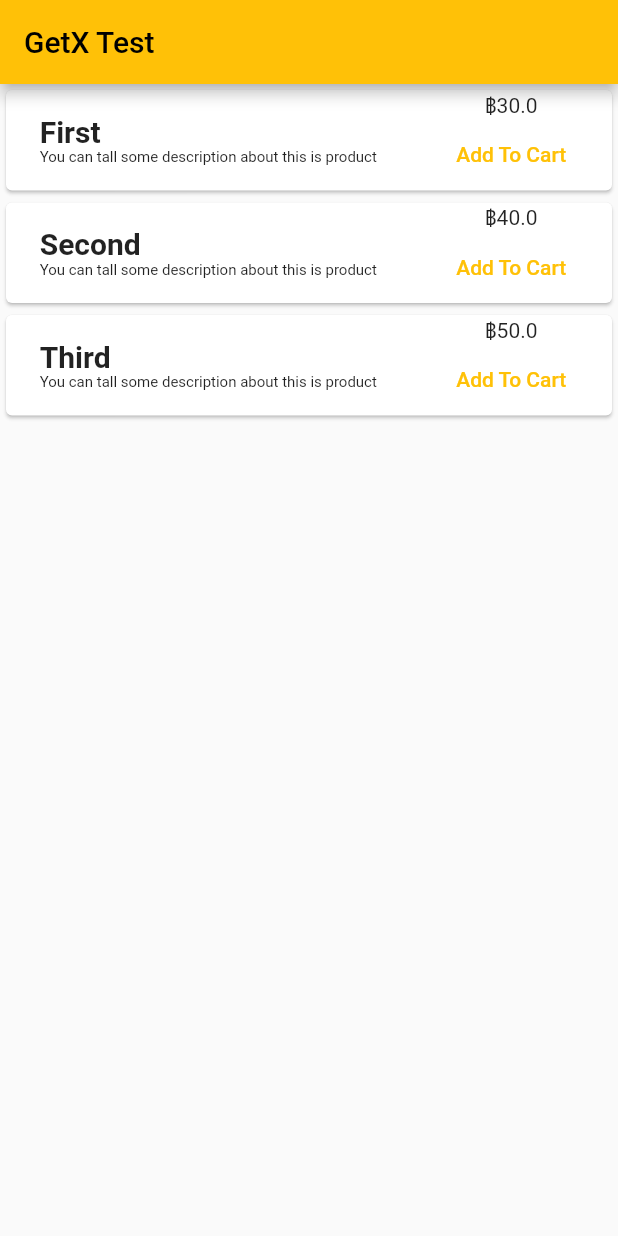
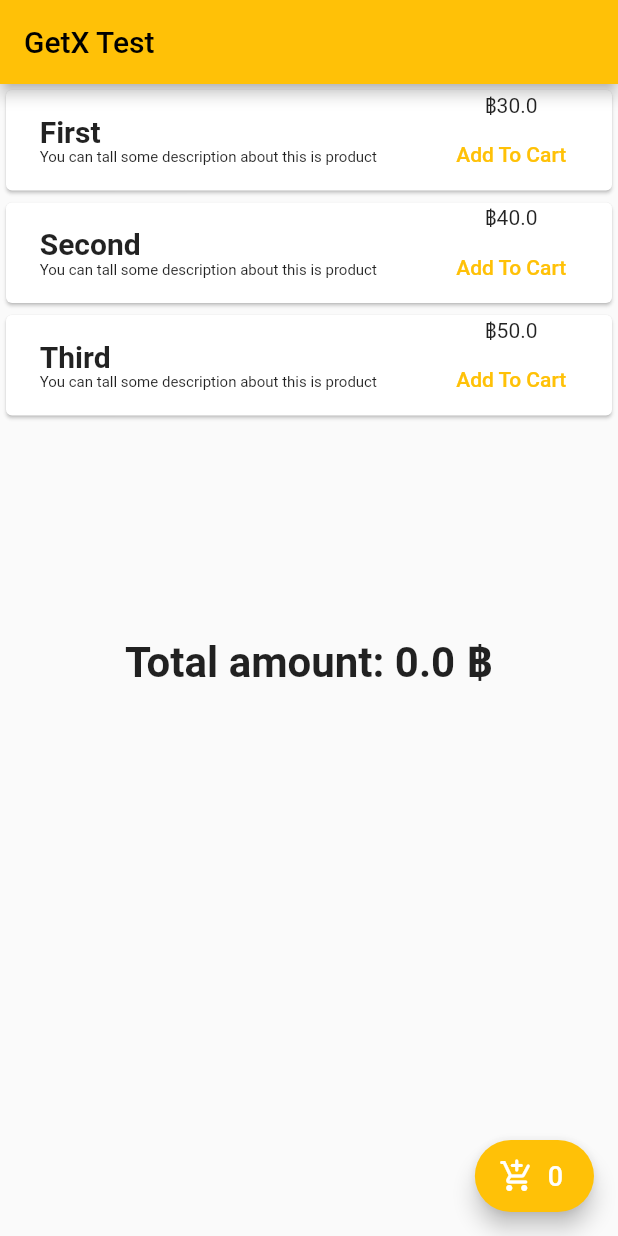
Before and after one commit to NNJio/FlutterLab_GetX, a Flutter app: the screen it shows after launch, on a phone screen of 412 x 824 dp. Run offline on Flutter 3.47's test engine with Material 2 defaults, Android fonts, the phone set to English and light mode, and no system bars; our stand-ins replace get.

Commit message:
[Edits] Done

```diff
--- /dev/null
+++ b/lib/controllers/cart_controller.dart
@@ -0,0 +1,12 @@
+import 'package:flutter_lab_getx/models/product.dart';
+import 'package:get/get.dart';
+
+class CartController extends GetxController {
+  var cartItem = <Product>[].obs;
+
+  double get totalPrice => cartItem.fold(0, (sum, item) => sum + item.price);
+  int get count => cartItem.length;
+  addToCart(Product product) {
+    cartItem.add(product);
+  }
+}
--- a/lib/views/shopping_page.dart
+++ b/lib/views/shopping_page.dart
@@ -1,4 +1,5 @@
 import 'package:flutter/material.dart';
+import 'package:flutter_lab_getx/controllers/cart_controller.dart';
 import 'package:flutter_lab_getx/controllers/shopping_controller.dart';
 import 'package:get/get_state_manager/get_state_manager.dart';
 import 'package:get/instance_manager.dart';
@@ -6,6 +7,7 @@ import 'package:get/instance_manager.dart';
 class ShoppingPage extends StatelessWidget {
   ShoppingPage({Key? key}) : super(key: key);
   final shoppingController = Get.put(ShoppingController());
+  final cartController = Get.put(CartController());
 
   @override
   Widget build(BuildContext context) {
@@ -15,6 +17,7 @@ class ShoppingPage extends StatelessWidget {
       ),
       body: SafeArea(
         child: Column(
+          mainAxisAlignment: MainAxisAlignment.spaceAround,
           children: [
             Expanded(
               child: GetX<ShoppingController>(builder: (controller) {
@@ -51,7 +54,12 @@ class ShoppingPage extends StatelessWidget {
                             children: [
                               Text('฿${controller.products[index].price}'),
                               TextButton(
-                                  onPressed: () {},
+                                  onPressed: () {
+                                    // ignore: avoid_print
+                                    print('Add to cart');
+                                    cartController
+                                        .addToCart(controller.products[index]);
+                                  },
                                   child: const Text('Add To Cart'))
                             ],
                           ),
@@ -62,7 +70,37 @@ class ShoppingPage extends StatelessWidget {
                 );
               }),
             ),
+            GetX<CartController>(
+              builder: (controller) {
+                return Text(
+                  'Total amount: ${controller.totalPrice} ฿',
+                  style: const TextStyle(
+                    fontSize: 28,
+                    fontWeight: FontWeight.bold,
+                  ),
+                );
+              },
+            ),
+            const Spacer()
           ],
+        ),
+      ),
+      floatingActionButton: FloatingActionButton.extended(
+        onPressed: () {},
+        label: GetX<CartController>(
+          builder: (controller) {
+            return Text(
+              controller.count.toString(),
+              style: const TextStyle(
+                color: Colors.white,
+                fontSize: 18,
+              ),
+            );
+          },
+        ),
+        icon: const Icon(
+          Icons.add_shopping_cart_rounded,
+          color: Colors.white,
         ),
       ),
     );
```
